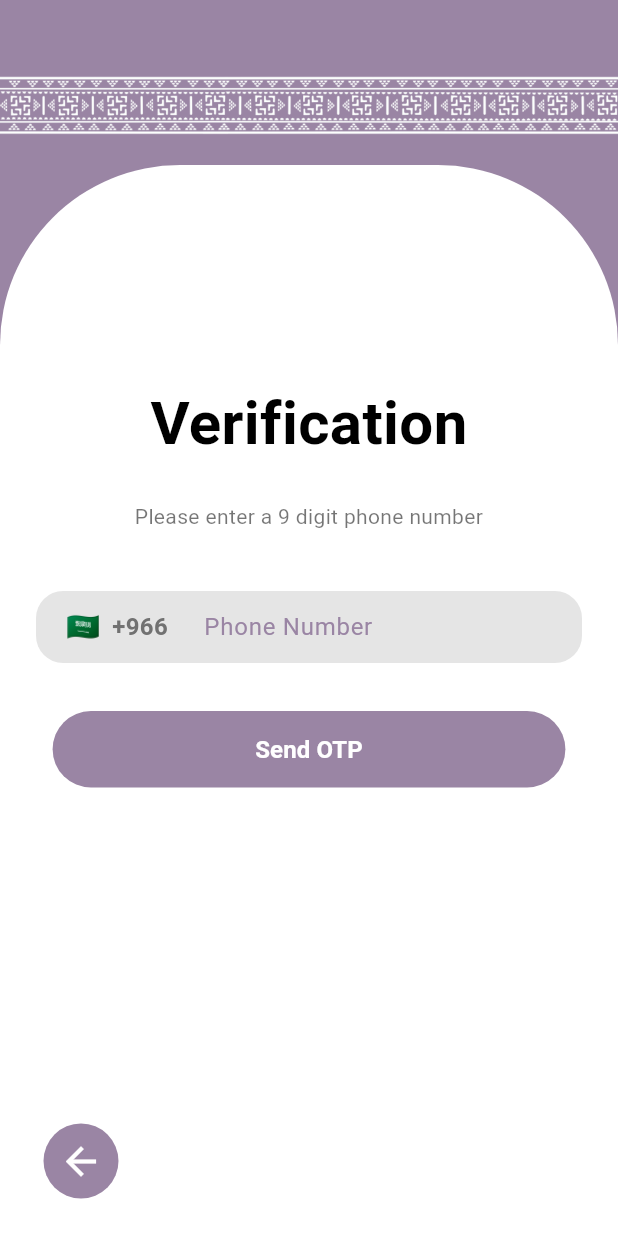
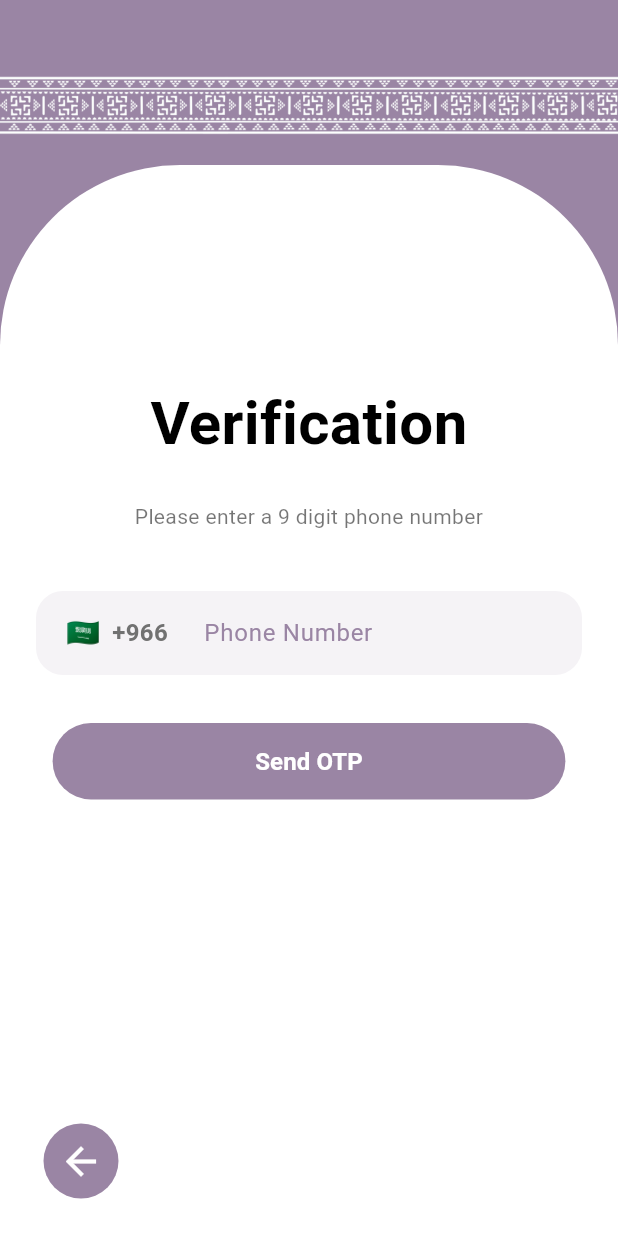
Before and after one commit to LamaAlnasser/Maazim-SWE444-G4, a Flutter app: the screen it shows after launch, after a tap on an icon or button, on a phone screen of 412 x 824 dp. Run offline on Flutter 3.47's test engine with Material 3 defaults, Android fonts, the phone set to English and light mode, and no system bars; our stand-ins replace cloud_firestore, country_picker, firebase_auth, firebase_core, pin_code_fields; accounts and stored records are empty.

Commit message:
Update guestLogIn.dart

```diff
--- a/lib/guestLogIn.dart
+++ b/lib/guestLogIn.dart
@@ -185,7 +185,7 @@ class _GuestSignInPageState extends State<GuestLogIn> {
                     labelText: 'Phone Number',
                     labelStyle: const TextStyle(color:Color(0xFF9a85a4)),
                     filled: true, // Needed for fillColor to take effect
-                   fillColor: const Color.fromARGB(255, 0, 0, 0).withOpacity(0.1), // Background color of the field
+                   fillColor: Color(0xFF9a85a4).withOpacity(0.1), // Background color of the field
                     enabledBorder: OutlineInputBorder(
                         borderRadius: BorderRadius.circular(18),
                         borderSide: BorderSide(color: const Color(0xFF9a85a4).withOpacity(0.0))),
@@ -198,8 +198,6 @@ class _GuestSignInPageState extends State<GuestLogIn> {
                     focusedErrorBorder: OutlineInputBorder(
                         borderRadius: BorderRadius.circular(18),
                         borderSide: const BorderSide(color: Colors.red),),
-                        contentPadding: const EdgeInsets.symmetric(vertical: 12.0, horizontal: 16.0), // Adjust the content padding
-
                     prefixIcon: Container(
                       padding: const EdgeInsets.symmetric(horizontal: 20.0),
 
```
